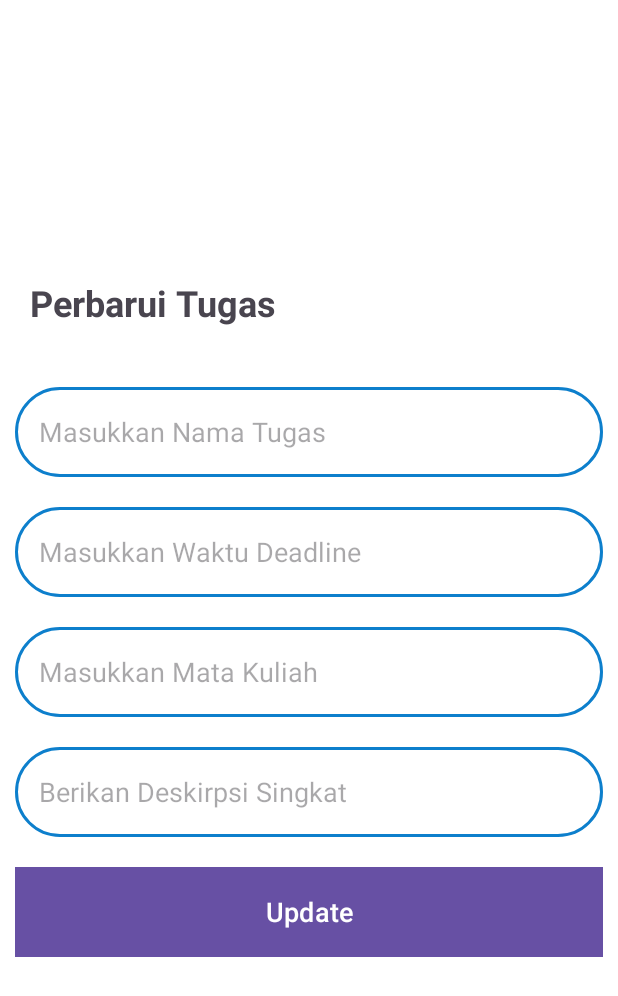
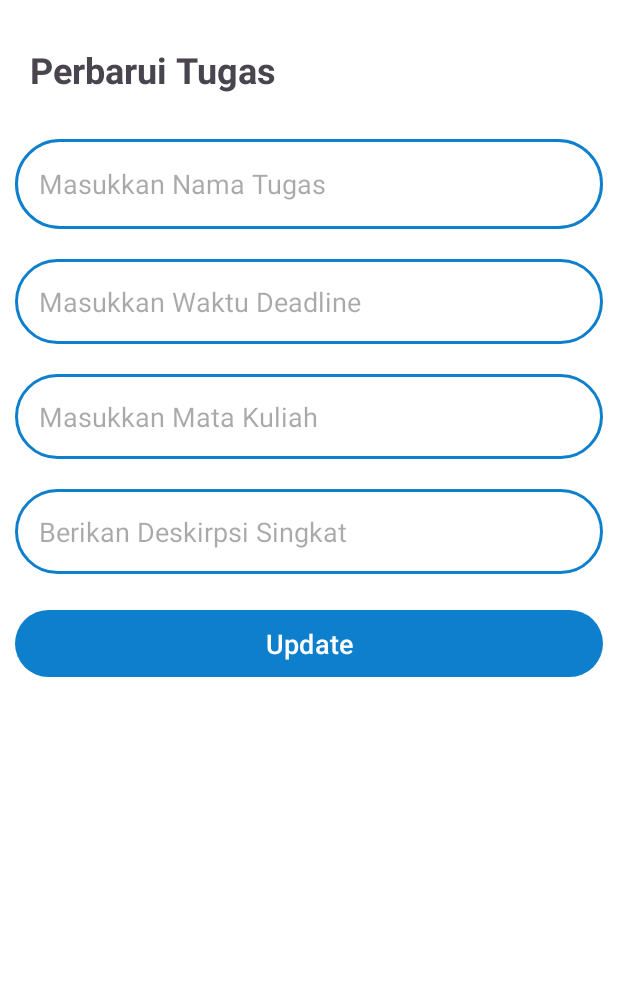
Before and after one commit to Imamh28/tubes_praktikum_mobile, an Android app: the EditActivity screen opened directly, with no data from a screen before it, on a phone screen of 412 x 824 dp. Shown: the top 996 px of the screen. Run offline under Robolectric (Android 15) with nearby library versions, the phone set to English and light mode, and no system bars; 4 statements that could not run were skipped.

Commit message:
tampilan halaman baru

```diff
--- a/app/src/main/res/layout/activity_edit.xml
+++ b/app/src/main/res/layout/activity_edit.xml
@@ -6,27 +6,26 @@
     android:layout_width="match_parent"
     android:layout_height="match_parent"
     android:orientation="vertical"
-    android:gravity="center_vertical"
+    android:paddingTop="30dp"
     android:background="@color/white"
 
     tools:context=".EditActivity">
 
 
-
         <TextView
-            android:layout_width="wrap_content"
+            android:layout_width="289dp"
             android:layout_height="wrap_content"
+            android:layout_marginLeft="20dp"
+            android:layout_marginBottom="20dp"
             android:text="Perbarui Tugas"
-            android:layout_marginBottom="20dp"
-            android:textStyle="bold"
             android:textSize="24sp"
-            android:layout_marginLeft="20dp"/>
+            android:textStyle="bold" />
 
         <EditText
             android:layout_width="match_parent"
             android:layout_height="60dp"
             android:id="@+id/updateNamaTugas"
-            android:layout_marginTop="20dp"
+            android:layout_marginTop="10dp"
             android:layout_marginStart="10dp"
             android:layout_marginEnd="10dp"
             android:padding="16dp"
@@ -36,7 +35,7 @@
 
         <EditText
             android:layout_width="match_parent"
-            android:layout_height="60dp"
+            android:layout_height="wrap_content"
             android:id="@+id/updateWaktuDeadline"
             android:layout_marginTop="20dp"
             android:layout_marginStart="10dp"
@@ -48,7 +47,7 @@
 
         <EditText
             android:layout_width="match_parent"
-            android:layout_height="60dp"
+            android:layout_height="wrap_content"
             android:id="@+id/updateMataKuliah"
             android:layout_marginTop="20dp"
             android:layout_marginStart="10dp"
@@ -60,7 +59,7 @@
 
         <EditText
             android:layout_width="match_parent"
-            android:layout_height="60dp"
+            android:layout_height="wrap_content"
             android:id="@+id/updateDeskripsiSingkat"
             android:layout_marginTop="20dp"
             android:layout_marginStart="10dp"
@@ -73,7 +72,7 @@
 
         <Button
             android:layout_width="match_parent"
-            android:layout_height="60dp"
+            android:layout_height="wrap_content"
             android:text="Update"
             android:id="@+id/updateButton"
             android:textColor="#FFFFFF"
@@ -81,7 +80,6 @@
             android:layout_marginTop="20dp"
             android:layout_marginStart="10dp"
             android:layout_marginEnd="10dp"
-            android:background="@color/blue"
             android:gravity="center"
             android:paddingStart="20dp"
             android:paddingEnd="20dp"
--- a/app/src/main/res/values/themes.xml
+++ b/app/src/main/res/values/themes.xml
@@ -2,7 +2,7 @@
     <!-- Base application theme. -->
     <style name="Base.Theme.TubesMobile" parent="Theme.Material3.DayNight.NoActionBar">
         <!-- Customize your light theme here. -->
-        <!-- <item name="colorPrimary">@color/my_light_primary</item> -->
+         <item name="colorPrimary">@color/blue</item>
     </style>
 
     <style name="Theme.TubesMobile" parent="Base.Theme.TubesMobile" />
```
Also changed, not shown: app/src/main/res/layout/activity_add.xml (+7 -4 lines), app/src/main/res/layout/activity_detail.xml (+6 -4 lines).
